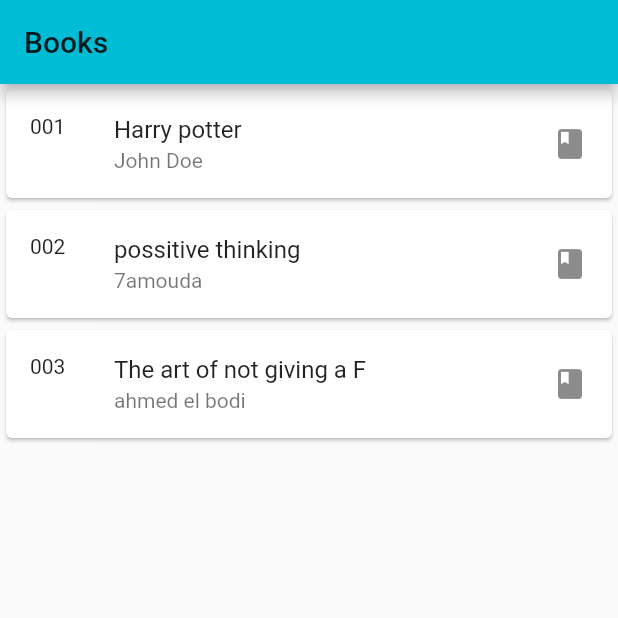
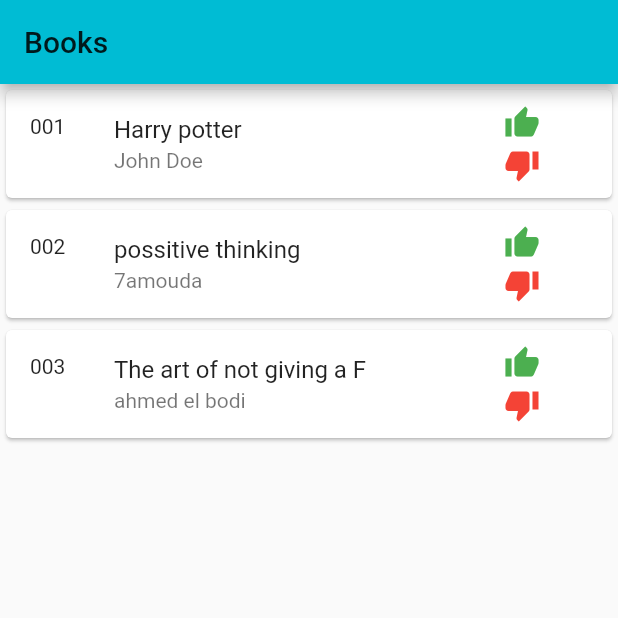
Before and after one commit to 0x4bd0/flutter_bloc_-pattern, a Flutter app: the screen it shows after launch, on a phone screen of 412 x 824 dp, the top half of it. Run offline on Flutter 3.47's test engine with Material 2 defaults, Android fonts, the phone set to English and light mode, and no system bars.

Commit message:
some style

```diff
--- a/lib/home.dart
+++ b/lib/home.dart
@@ -39,7 +39,26 @@ class _HomePageState extends State<HomePage> {
                       leading: Text("${snapshot.data[index].id}"),
                       title: Text("${snapshot.data[index].title}"),
                       subtitle: Text("${snapshot.data[index].author}"),
-                      trailing: Icon(Icons.book),
+                      trailing: Column(
+                      children: <Widget>[
+                        Expanded(
+                          child: FlatButton(
+                            child: Icon(Icons.thumb_up, color: Colors.green,),
+                            onPressed: () async {
+                              await _bookBloc.rankUpBookSink(snapshot.data[index].id);
+                            },
+                          ),
+                        ),
+                        Expanded(
+                          child: FlatButton(
+                            child: Icon(Icons.thumb_down, color: Colors.red,),
+                            onPressed: () => {
+                              print('down')
+                            },
+                          ),
+                        )
+                      ],
+                    ),
                     ),
                   );
                },
```
